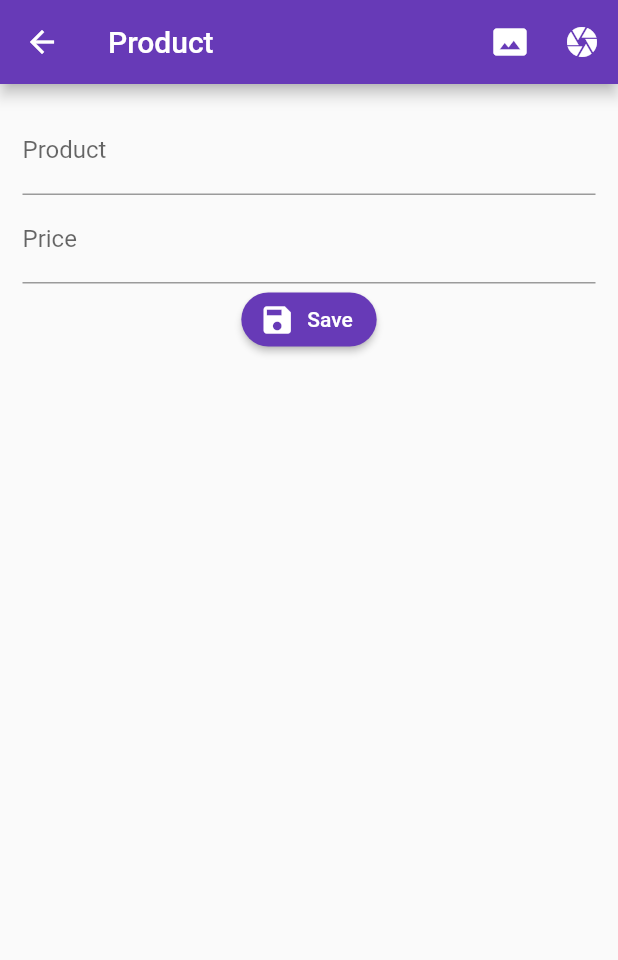
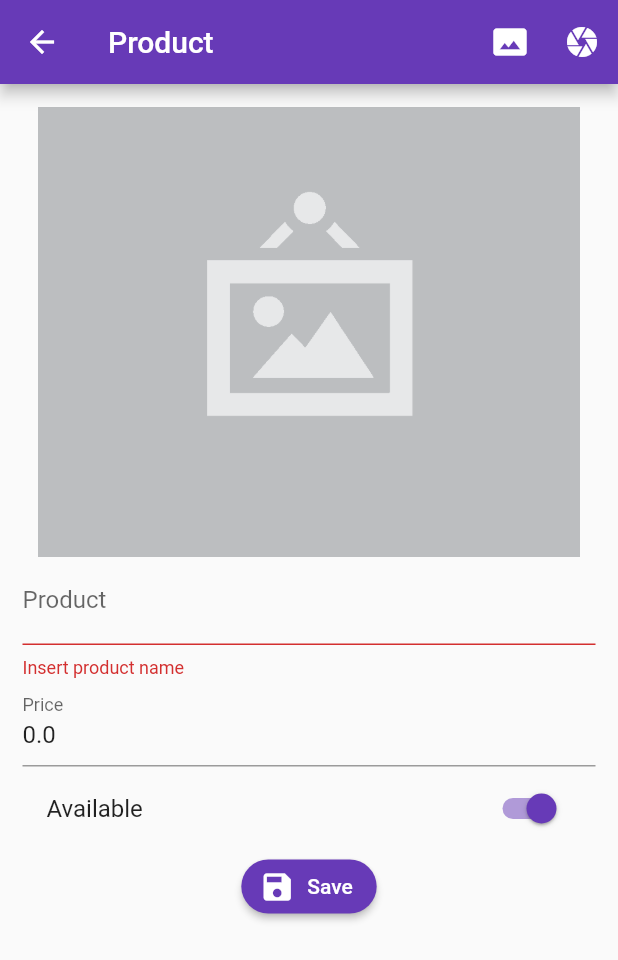
Before and after one commit to herla97/flutter-course, a Flutter app: the ProductPage screen opened by its route, after a tap on "Save", on a phone screen of 412 x 824 dp. Shown: the top 960 px of the screen. Run offline on Flutter 3.47's test engine with Material 2 defaults, Android fonts, the phone set to English and light mode, and no system bars; our stand-ins replace flutter_map, flutter_swiper, image_picker, latlong, rxdart, shared_preferences and 1 more; missing offline and left inert: barcode_scan; accounts and stored records are empty; network calls fail.

Commit message:
Working crud firebase, models productos, and get image of gallery and camera

```diff
--- a/sign_in_app/lib/main.dart
+++ b/sign_in_app/lib/main.dart
@@ -13,7 +13,7 @@ class MyApp extends StatelessWidget {
       child: MaterialApp(
         debugShowCheckedModeBanner: false,
         title: 'APP',
-        initialRoute: 'login',
+        initialRoute: 'home',
         routes: {
           'login': (BuildContext context) => LoginPage(),
           'home': (BuildContext context) => HomePage(),
--- /dev/null
+++ b/sign_in_app/lib/src/models/product_model.dart
@@ -0,0 +1,37 @@
+import 'dart:convert';
+
+ProductModel productModelFromJson(String str) => ProductModel.fromJson(json.decode(str));
+
+String productModelToJson(ProductModel data) => json.encode(data.toJson());
+
+class ProductModel {
+      String id;
+      String title;
+      double price;
+      bool available;
+      String urlImg;
+
+      ProductModel({
+        this.id,
+        this.title = '',
+        this.price = 0.0,
+        this.available = true,
+        this.urlImg,
+    });
+
+    factory ProductModel.fromJson(Map<String, dynamic> json) => ProductModel(
+        id        : json["id"],
+        title     : json["title"],
+        price     : json["price"],
+        available : json["available"],
+        urlImg    : json["url_img"],
+    );
+
+    Map<String, dynamic> toJson() => {
+        // "id"       : id,
+        "title"    : title,
+        "price"    : price,
+        "available": available,
+        "url_img"  : urlImg,
+    };
+}
--- a/sign_in_app/lib/src/pages/product_page.dart
+++ b/sign_in_app/lib/src/pages/product_page.dart
@@ -1,19 +1,45 @@
 import 'package:flutter/material.dart';
+import 'package:image_picker/image_picker.dart';
 
-class ProductPage extends StatelessWidget {
+import 'package:sign_in_app/src/utils/utils.dart' as utils;
+import 'package:sign_in_app/src/models/product_model.dart';
+import 'package:sign_in_app/src/providers/products_provider.dart';
+
+class ProductPage extends StatefulWidget {
+
+  @override
+  _ProductPageState createState() => _ProductPageState();
+}
+
+class _ProductPageState extends State<ProductPage> {
+  final formKey     = GlobalKey<FormState>();
+  final scaffoldKey = GlobalKey<ScaffoldState>();
+  final productProvider = new ProductsProvider();
+
+  ProductModel product = new ProductModel();
+  bool _saving = false;
+
+  PickedFile photo;
+
   @override
   Widget build(BuildContext context) {
+
+    final ProductModel prodArg = ModalRoute.of(context).settings.arguments;
+    if(prodArg != null ) {
+      product = prodArg;
+    }
     return Scaffold(
+      key: scaffoldKey,
       appBar: AppBar(
         title: Text('Product'),
         actions: <Widget>[
           IconButton(
             icon: Icon(Icons.photo_size_select_actual),
-            onPressed: (){},
+            onPressed: _selectPhoto,
           ),
           IconButton(
             icon: Icon(Icons.camera),
-            onPressed: (){},
+            onPressed: _takePhoto,
           ),
         ],
       ),
@@ -21,10 +47,13 @@ class ProductPage extends StatelessWidget {
         child: Container(
           padding: EdgeInsets.all(15.0),
           child: Form(
+            key: formKey,
             child: Column(
               children: <Widget>[
+                _showPhoto(),
                 _createName(),
                 _createPrice(),
+                _createAvailable(),
                 _createButton(),
               ],
             ),
@@ -36,21 +65,57 @@ class ProductPage extends StatelessWidget {
 
   Widget _createName() {
     return TextFormField(
+      initialValue: product.title,
       textCapitalization: TextCapitalization.sentences,
       decoration: InputDecoration(
         labelText: 'Product'
       ),
+       onSaved: (value) => product.title = value,
+      // validator: (value) {
+      //   if (value.length < 3) {
+      //     return 'Ingrese el nombre del producto'
+      //   } else  {
+      //     return null
+      //   }
+      // },
+      validator: (value) => value.length < 3
+        ? 'Insert product name'
+        : null,
     );
   }
 
   Widget _createPrice() {
     return TextFormField(
+      initialValue: product.price.toString(),
       keyboardType: TextInputType.numberWithOptions(decimal: true),
       decoration: InputDecoration(
         labelText: 'Price'
       ),
+      onSaved: (value) => product.price = double.parse(value),
+      // validator: (value) {
+      //   if (utils.isNumeric(value)) {
+      //     return null;
+      //   }else {
+      //     return 'Only numbers';
+      //   }
+      // },
+      validator: (value) => utils.isNumeric(value)
+        ? null
+        : 'Only numbers',
     );
   }
+
+  Widget _createAvailable() {
+    return SwitchListTile(
+      value: product.available,
+      title: Text('Available'),
+      activeColor: Colors.deepPurple,
+      onChanged: (value) => setState(() {
+        product.available = value;
+      })
+    );
+  }
+
 
   Widget _createButton() {
     return RaisedButton.icon(
@@ -61,7 +126,72 @@ class ProductPage extends StatelessWidget {
       textColor: Colors.white,
       icon: Icon(Icons.save),
       label: Text('Save'),
-      onPressed: (){},
+      onPressed: (_saving) ? null : _submit,
     );
   }
+
+  void _submit() {
+    if(!formKey.currentState.validate()) return;
+
+    formKey.currentState.save();
+
+    setState(() { _saving = true;});
+
+    if(product.id == null){
+     productProvider.createProduct(product);
+    }else{
+      productProvider.editProduct(product);
+    }
+
+    // setState(() { _saving = false; });
+    showSnackbar('Saved Data');
+    // Navigator.pop(context);
+  }
+
+  void showSnackbar(String message) {
+    final snackbar = SnackBar(
+      content: Text(message),
+      duration: Duration(milliseconds: 1500),
+    );
+
+    scaffoldKey.currentState.showSnackBar(snackbar);
+  }
+
+  Widget _showPhoto() {
+    if(product.urlImg != null) {
+      return Container();
+    }else{
+      return Image(
+        image: AssetImage(photo?.path ?? 'assets/no-image.png'),
+        height: 300.0,
+        fit: BoxFit.cover,
+      );
+    }
+  }
+
+
+  _selectPhoto() {
+    _processImage(ImageSource.gallery);
+  }
+
+  _takePhoto() {
+    _processImage(ImageSource.camera);
+  }
+
+  _processImage(ImageSource origin) async {
+    final _picker = ImagePicker();
+
+    final pickedFile = await _picker.getImage(
+      source: origin,
+    );
+
+    if (photo != null) {
+      //clean
+    }
+
+    setState(() {
+      photo = pickedFile;
+    });
+  }
+
 }
--- /dev/null
+++ b/sign_in_app/lib/src/utils/utils.dart
@@ -0,0 +1,7 @@
+bool isNumeric(String s) {
+   if(s.isEmpty) return false;
+
+   final n = num.tryParse(s);
+
+   return(n == null) ? false : true;
+}
--- a/sign_in_app/pubspec.yaml
+++ b/sign_in_app/pubspec.yaml
@@ -29,6 +29,8 @@ dependencies:
   # Use with the CupertinoIcons class for iOS style icons.
   cupertino_icons: ^0.1.3
   rxdart: ^0.24.1
+  http:
+  image_picker:
 
 dev_dependencies:
   flutter_test:
@@ -46,7 +48,8 @@ flutter:
   uses-material-design: true
 
   # To add assets to your application, add an assets section, like this:
-  # assets:
+  assets:
+    - assets/
   #   - images/a_dot_burr.jpeg
   #   - images/a_dot_ham.jpeg
 
```
Also changed, not shown: sign_in_app/lib/src/pages/home_page.dart (+55 -3 lines), sign_in_app/lib/src/providers/products_provider.dart (added, +59 -0 lines), sign_in_app/assets/jar-loading.gif (added), sign_in_app/assets/no-image.png (added), sign_in_app/pubspec.lock, 8 other files.
